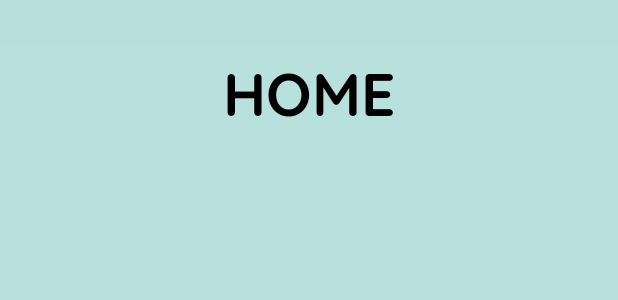
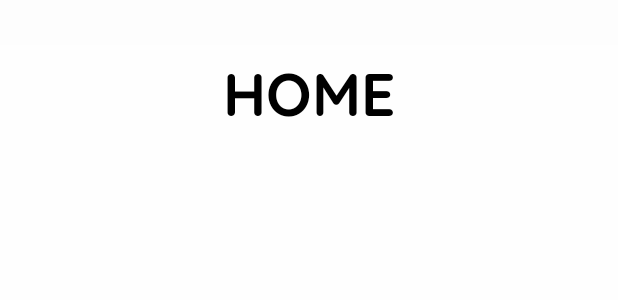
Before and after one commit to CruzPer823/voluntariaRed, an Android app: the layout fragment_first.xml on its own in the app's theme, with its tools: preview values and no code run, on a phone screen of 412 x 824 dp. Shown: the top 300 px of the screen. Run offline under Robolectric (Android 15) with nearby library versions, the phone set to English and light mode, and no system bars.

Commit message:
changed status bar and fragment style

```diff
--- a/app/src/main/res/layout/fragment_first.xml
+++ b/app/src/main/res/layout/fragment_first.xml
@@ -3,8 +3,7 @@
     xmlns:tools="http://schemas.android.com/tools"
     android:layout_width="match_parent"
     android:layout_height="match_parent"
-    android:background="#B7E0DC"
-    android:backgroundTint="#B7E0DC"
+    android:background="#FDFDFD"
     tools:context=".FirstFragment">
 
     <!-- TODO: Update blank fragment layout -->
@@ -12,8 +11,7 @@
         android:layout_width="match_parent"
         android:layout_height="match_parent"
         android:layout_marginTop="30dp"
-        android:background="#B4DCD9"
-        android:backgroundTint="@color/green_light_2"
+        android:background="#FEFEFE"
         android:fontFamily="@font/quicksand_bold"
         android:gravity="center_horizontal"
         android:text="HOME"
--- a/app/src/main/res/values-night/themes.xml
+++ b/app/src/main/res/values-night/themes.xml
@@ -1,7 +1,6 @@
 <resources xmlns:tools="http://schemas.android.com/tools">
     <!-- Base application theme. -->
     <style name="Base.Theme.Voluntaria360" parent="Theme.Material3.DayNight.NoActionBar">
-        <!-- Customize your dark theme here. -->
-        <!-- <item name="colorPrimary">@color/my_dark_primary</item> -->
+        <item name="android:statusBarColor">#FE6E6E</item>
     </style>
 </resources>
```
Also changed, not shown: app/src/main/res/layout/activity_login.xml (+2 -14 lines), app/src/main/res/layout/fragment_second.xml (+6 -4 lines), app/src/main/res/layout/fragment_third.xml (+6 -4 lines), app/src/main/res/menu/barra_menu.xml (+5 -4 lines), app/src/main/res/values/themes.xml (+4 -3 lines).
